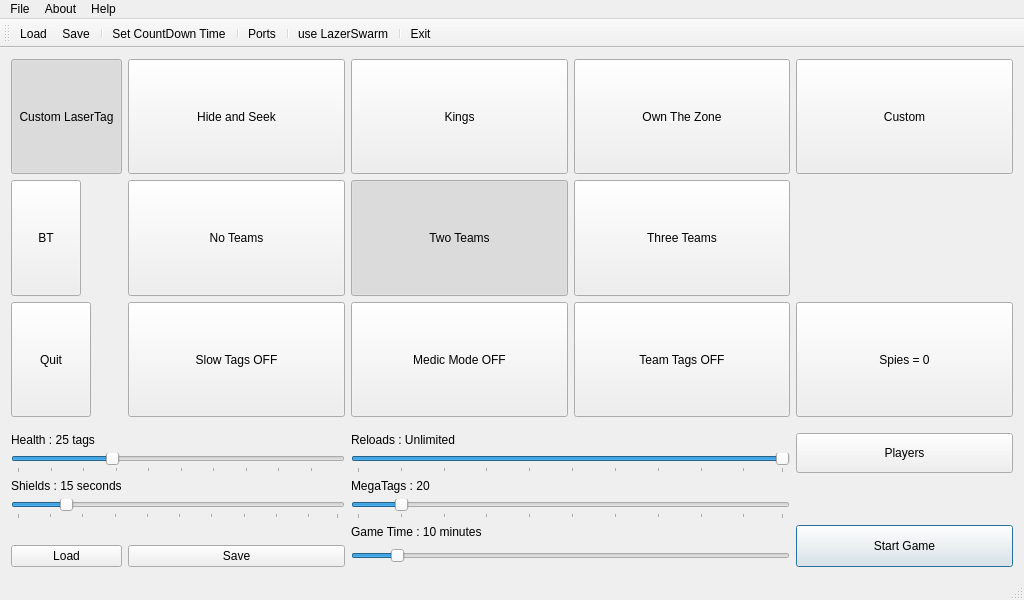
Before: the Qt Designer form lttomainwindow.ui in rmick/Combobulator, drawn with Qt 5.
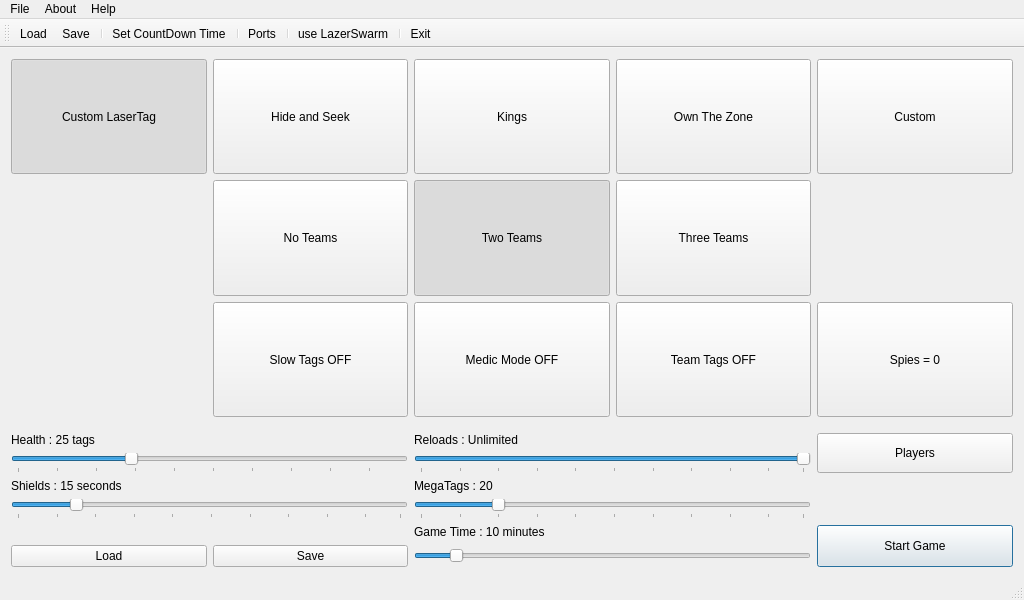
After: the same form once the commit is applied.

Patch:
```diff
--- a/lttomainwindow.ui
+++ b/lttomainwindow.ui
@@ -138,7 +138,7 @@
        </sizepolicy>
       </property>
       <property name="value">
-       <number>10</number>
+       <number>20</number>
       </property>
       <property name="orientation">
        <enum>Qt::Horizontal</enum>
@@ -503,19 +503,6 @@
       </property>
      </widget>
     </item>
-    <item row="2" column="2">
-     <widget class="QPushButton" name="btn_Quit">
-      <property name="sizePolicy">
-       <sizepolicy hsizetype="Fixed" vsizetype="Preferred">
-        <horstretch>0</horstretch>
-        <verstretch>0</verstretch>
-       </sizepolicy>
-      </property>
-      <property name="text">
-       <string>Quit</string>
-      </property>
-     </widget>
-    </item>
     <item row="10" column="2">
      <widget class="QPushButton" name="btnLoad">
       <property name="text">
@@ -523,25 +510,6 @@
       </property>
      </widget>
     </item>
-    <item row="1" column="2">
-     <widget class="QPushButton" name="btn_Bluetooth">
-      <property name="sizePolicy">
-       <sizepolicy hsizetype="Fixed" vsizetype="Preferred">
-        <horstretch>0</horstretch>
-        <verstretch>0</verstretch>
-       </sizepolicy>
-      </property>
-      <property name="maximumSize">
-       <size>
-        <width>70</width>
-        <height>16777215</height>
-       </size>
-      </property>
-      <property name="text">
-       <string>BT</string>
-      </property>
-     </widget>
-    </item>
     <item row="0" column="6">
      <widget class="QPushButton" name="btn_CustomGame">
       <property name="sizePolicy">
```
